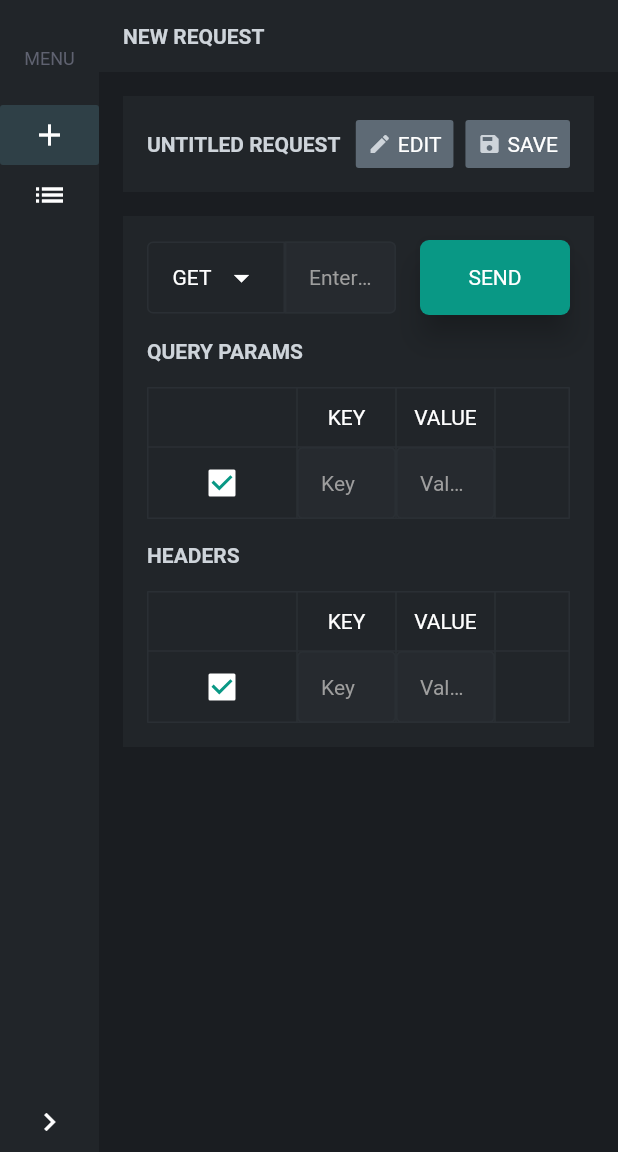
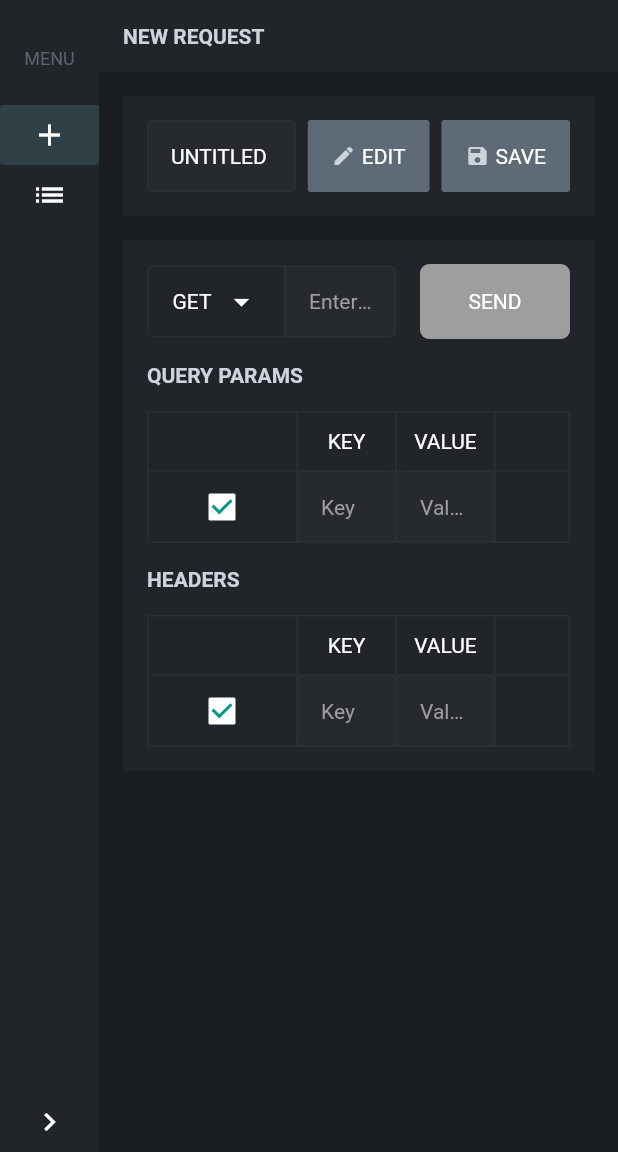
Before and after one commit to syedmurtaza108/flutter-postman, a Flutter app: the HomePage screen opened by its route, after a tap on "EDIT", on a phone screen of 412 x 824 dp, the part 84-1236 px from its top. Run offline on Flutter 3.47's test engine with Material 2 defaults, Android fonts, the phone set to English and light mode, and no system bars; drawn by our look-alikes of auto_size_text; our stand-ins replace firebase_auth, firebase_core, flutter_bloc, lottie; accounts and stored records are empty.

```diff
--- a/lib/app/routes/routes.dart
+++ b/lib/app/routes/routes.dart
@@ -1,5 +1,6 @@
 import 'package:flutter/material.dart';
 import 'package:flutter_bloc/flutter_bloc.dart';
+import 'package:flutter_postman/app/screens/api/api.dart';
 import 'package:flutter_postman/app/screens/home/home.dart';
 import 'package:flutter_postman/app/screens/login/login.dart';
 import 'package:flutter_postman/app/screens/signup/signup.dart';
@@ -24,8 +25,11 @@ Route<dynamic>? onGenerateRoute(RouteSettings settings) {
       );
     case HomePage.route:
       return FadeTransitionRoute(
-        child: BlocProvider(
-          create: (context) => HomeCubit(),
+        child: MultiBlocProvider(
+          providers: [
+            BlocProvider(create: (context) => HomeCubit()),
+            BlocProvider(create: (context) => ApiCubit()),
+          ],
           child: const HomePage(),
         ),
         settings: settings,
--- a/lib/app/screens/api/cubit/api_cubit.dart
+++ b/lib/app/screens/api/cubit/api_cubit.dart
@@ -0,0 +1,31 @@
+import 'package:flutter_bloc/flutter_bloc.dart';
+import 'package:flutter_postman/app/screens/api/api.dart';
+import 'package:flutter_postman/app/utils/utils.dart';
+
+class ApiCubit extends Cubit<ApiState> {
+  ApiCubit() : super(ApiState());
+
+  void onUrlChanged(String url) {
+    emit(
+      state.copyWith(
+        url: state.url.copyWith(
+          content: url.trim(),
+          error: url.trim().urlError,
+        ),
+      ),
+    );
+    _enableSend();
+  }
+
+  void _enableSend({bool isLoading = false}) {
+    emit(state.copyWith(enableSend: state.isFormValid && !isLoading));
+  }
+
+  void showNameEdit() {
+    emit(state.copyWith(showNameEdit: true));
+  }
+
+  void hideNameEdit() {
+    emit(state.copyWith(showNameEdit: false));
+  }
+}
--- a/lib/app/screens/api/models/api_state.dart
+++ b/lib/app/screens/api/models/api_state.dart
@@ -2,13 +2,14 @@ import 'package:flutter_postman/app/models/models.dart';
 
 class ApiState {
   ApiState({
-    this.name = const FormField(),
+    this.name = const FormField(content: 'UNTITLED REQUEST'),
     this.type = 'GET',
     this.url = const FormField(),
     this.params = const <String, String>{},
     this.authorization = const FormField(),
     this.body = '',
-    this.enableNext = false,
+    this.enableSend = false,
+    this.showNameEdit = false,
   });
 
   final FormField name;
@@ -17,7 +18,8 @@ class ApiState {
   final Map<String, String> params;
   final FormField authorization;
   final dynamic body;
-  final bool enableNext;
+  final bool enableSend;
+  final bool showNameEdit;
 
   bool get isFormValid {
     return name.content.isNotEmpty && url.content.isNotEmpty;
@@ -30,7 +32,8 @@ class ApiState {
     final Map<String, String>? params,
     final FormField? authorization,
     final dynamic body,
-    final bool? enableNext,
+    final bool? enableSend,
+    final bool? showNameEdit,
   }) {
     return ApiState(
       name: name ?? this.name,
@@ -39,7 +42,8 @@ class ApiState {
       params: params ?? this.params,
       authorization: authorization ?? this.authorization,
       body: body ?? this.body,
-      enableNext: enableNext ?? this.enableNext,
+      enableSend: enableSend ?? this.enableSend,
+      showNameEdit: showNameEdit ?? this.showNameEdit,
     );
   }
 }
--- a/lib/app/screens/api/view/api_view.dart
+++ b/lib/app/screens/api/view/api_view.dart
@@ -1,23 +1,26 @@
 import 'package:flutter/material.dart';
+import 'package:flutter_bloc/flutter_bloc.dart';
+import 'package:flutter_postman/app/screens/api/api.dart';
 import 'package:flutter_postman/app/screens/widgets/widgets.dart';
 import 'package:flutter_postman/app/utils/utils.dart';
 
 class ApiView extends StatefulWidget {
   const ApiView({
-    required this.title,
     super.key,
   });
-
-  final String title;
 
   @override
   State<ApiView> createState() => _ApiViewState();
 }
 
 class _ApiViewState extends State<ApiView> {
+  late final cubit = context.read<ApiCubit>();
+
   @override
   Widget build(BuildContext context) {
     const color = Color(0xffced4da);
+    return BlocBuilder<ApiCubit, ApiState>(
+      builder: (context, state) {
         return Column(
           children: [
             Container(
@@ -28,10 +31,21 @@ class _ApiViewState extends State<ApiView> {
               child: Row(
                 children: [
                   Expanded(
-                child: widget.title.body1
+                    child: AnimatedSwitcher(
+                      duration: const Duration(milliseconds: 300),
+                      child: state.showNameEdit
+                          ? AppTextField(
+                              title: '',
+                              hint: 'Enter request name here',
+                              onChanged: (_) {},
+                              content: state.name.content,
+                              error: state.name.error,
+                            )
+                          : state.name.content.body1
                               .withAlign(TextAlign.start)
                               .bold
                               .withColor(color),
+                    ),
                   ),
                   8.width,
                   Material(
@@ -39,9 +53,9 @@ class _ApiViewState extends State<ApiView> {
                     borderRadius: BorderRadius.circular(2),
                     child: InkWell(
                       borderRadius: BorderRadius.circular(2),
-                  onTap: () {},
+                      onTap: cubit.showNameEdit,
                       child: Padding(
-                    padding: 8.padding,
+                        padding: 16.padding,
                         child: Row(
                           children: [
                             const Icon(Icons.edit, color: color, size: 16),
@@ -60,7 +74,7 @@ class _ApiViewState extends State<ApiView> {
                       borderRadius: BorderRadius.circular(2),
                       onTap: () {},
                       child: Padding(
-                    padding: 8.padding,
+                        padding: 16.padding,
                         child: Row(
                           children: [
                             const Icon(Icons.save, color: color, size: 16),
@@ -106,7 +120,7 @@ class _ApiViewState extends State<ApiView> {
                         width: 100,
                         child: PrimaryButton(
                           text: 'SEND',
-                      onPressed: () {},
+                          onPressed: !state.enableSend ? null : () {},
                         ),
                       ),
                     ],
@@ -132,5 +146,7 @@ class _ApiViewState extends State<ApiView> {
             ),
           ],
         );
+      },
+    );
   }
 }
--- a/lib/app/screens/home/view/home_page.dart
+++ b/lib/app/screens/home/view/home_page.dart
@@ -118,7 +118,7 @@ class _HomePageState extends State<HomePage> {
                         .bold
                         .withColor(const Color(0xffced4da)),
                   ),
-                  const ApiView(title: 'UNTITLED REQUEST'),
+                  const ApiView(),
                 ],
               ),
             )
```
Also changed, not shown: lib/app/utils/common_extensions.dart (+11 -1 lines). Lines whose indentation alone changed are shown as unchanged.
